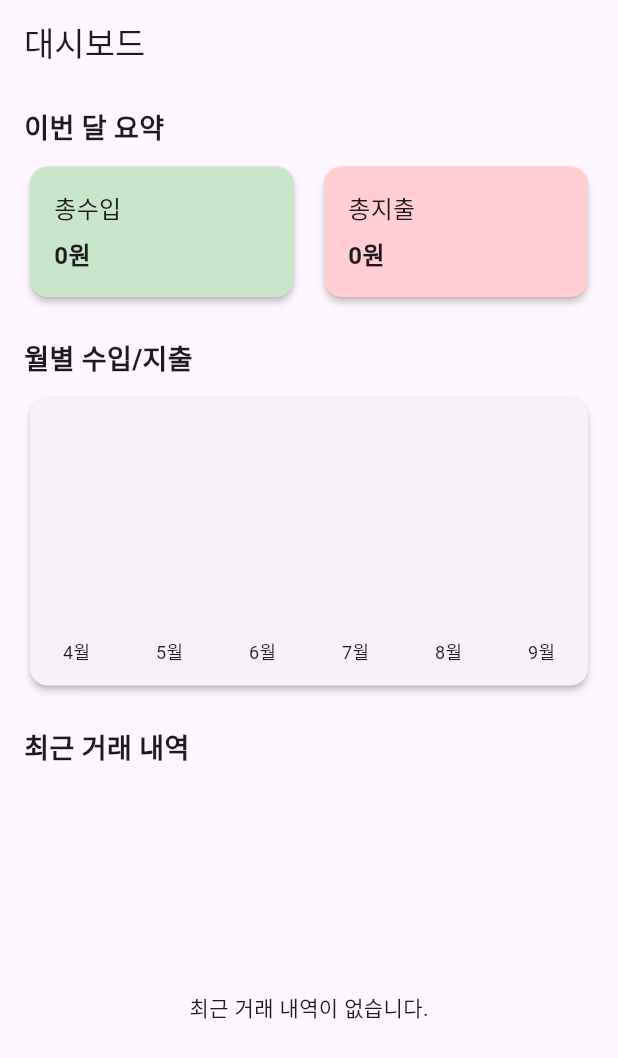
After one commit to WonsunOh/bookkeeping_fresh_start, a Flutter app: the DashboardScreen screen opened by its route, on a phone screen of 412 x 824 dp. The commit adds this screen. Shown: the top 1058 px of the screen. Run offline on Flutter 3.47's test engine with Material 3 defaults, Android fonts, the light colour scheme and no system bars; drawn by our look-alikes of fl_chart; our stand-ins replace cloud_firestore, drift, equatable, firebase_core, flutter_riverpod, go_router and 1 more; missing offline and left inert: sqlite3; accounts and stored records are empty; generated files the repository leaves out were written again.

Commit message:
UI개선-수입/지출 페이지 추가

```diff
--- a/lib/core/router.dart
+++ b/lib/core/router.dart
@@ -6,6 +6,7 @@ import '../data/models/account.dart';
 import '../data/models/repeating_transaction.dart';
 import '../data/models/transaction.dart';
 import '../features/budget/views/budget_screen.dart';
+import '../features/dashboard/views/dashboard_screen.dart';
 import '../features/financial_statements/views/financial_statement_screen.dart';
 import '../features/repeating_transactions/views/add_edit_repeating_transaction_screen.dart';
 import '../features/repeating_transactions/views/repeating_transaction_list_screen.dart';
@@ -24,6 +25,11 @@ final router = GoRouter(
       path: '/',
       name: 'home',
       builder: (context, state) => const HomeScreen(),
+    ),
+    GoRoute(
+      path: '/dashboard',
+      name: 'dashboard',
+      builder: (context, state) => const DashboardScreen(),
     ),
     GoRoute(
       path: '/transactions',
--- a/lib/features/dashboard/viewmodels/dashboard_viewmodel.dart
+++ b/lib/features/dashboard/viewmodels/dashboard_viewmodel.dart
@@ -1,9 +1,14 @@
 // lib/features/dashboard/viewmodels/dashboard_viewmodel.dart
 
+import 'package:fl_chart/fl_chart.dart';
+import 'package:flutter/material.dart';
 import 'package:flutter_riverpod/flutter_riverpod.dart';
 import 'package:collection/collection.dart';
+import 'package:intl/intl.dart';
 
 import '../../../core/enums.dart';
+import '../../../data/models/account.dart';
+import '../../../data/models/transaction.dart';
 import '../../transaction/viewmodels/account_provider.dart';
 import '../../transaction/viewmodels/transaction_viewmodel.dart';
 
@@ -15,6 +20,195 @@ class DashboardSummary {
 
   DashboardSummary({this.totalIncome = 0.0, this.totalExpense = 0.0});
 }
+
+// 외부 패키지 의존성 없이 안전하게 계정 정보를 찾는 함수
+Account? _findAccountById(List<Account> accounts, String id) {
+  try {
+    return accounts.firstWhere((account) => account.id == id);
+  } catch (e) {
+    return null;
+  }
+}
+
+// ⭐ [수정] 차트 데이터와 축 제목을 함께 담을 클래스
+class BarChartDataWithTitles {
+  final List<BarChartGroupData> barGroups;
+  final List<String> titles;
+
+  BarChartDataWithTitles({required this.barGroups, required this.titles});
+}
+
+// 월별 데이터를 담기 위한 모델 클래스
+class MonthlySummary {
+  final String monthLabel; // '10월', '11월' 등 차트에 표시될 라벨
+  double totalRevenue = 0;
+  double totalExpense = 0;
+
+  MonthlySummary({required this.monthLabel});
+}
+
+// 1. [기존 로직 개선] 이번 달 요약 정보 Provider
+final thisMonthSummaryProvider = Provider.autoDispose<AsyncValue<Map<String, double>>>((ref) {
+  final asyncTransactions = ref.watch(transactionProvider);
+  final asyncAccounts = ref.watch(accountsStreamProvider);
+
+  if (asyncTransactions is AsyncLoading || asyncAccounts is AsyncLoading) {
+    return const AsyncValue.loading();
+  }
+  final error = asyncTransactions.error ?? asyncAccounts.error;
+  if (error != null) {
+    return AsyncValue.error(error, StackTrace.current);
+  }
+
+  final transactions = asyncTransactions.value!;
+  final accounts = asyncAccounts.value!;
+
+  final now = DateTime.now();
+  final firstDayOfMonth = DateTime(now.year, now.month, 1);
+  final lastDayOfMonth = DateTime(now.year, now.month + 1, 0);
+
+  // 이번 달 거래만 필터링
+  final thisMonthTransactions = transactions.where((t) {
+    final tDate = DateUtils.dateOnly(t.date);
+    return !tDate.isBefore(firstDayOfMonth) && !tDate.isAfter(lastDayOfMonth);
+  }).toList();
+
+  double totalRevenue = 0;
+  double totalExpense = 0;
+
+  for (final transaction in thisMonthTransactions) {
+    for (final entry in transaction.entries) {
+      final account = _findAccountById(accounts, entry.accountId);
+      if (account == null) continue;
+
+      if (account.type == AccountType.revenue) {
+        totalRevenue += (entry.type == EntryType.credit ? entry.amount : -entry.amount);
+      } else if (account.type == AccountType.expense) {
+        totalExpense += (entry.type == EntryType.debit ? entry.amount : -entry.amount);
+      }
+    }
+  }
+
+  return AsyncValue.data({
+    'revenue': totalRevenue,
+    'expense': totalExpense,
+    'netIncome': totalRevenue - totalExpense,
+  });
+});
+
+
+// 2. ⭐ [수정] 월별 바 차트 Provider (데이터와 제목을 함께 반환)
+final monthlyBarChartProvider = Provider.autoDispose<AsyncValue<BarChartDataWithTitles>>((ref) {
+  final asyncTransactions = ref.watch(transactionProvider);
+  final asyncAccounts = ref.watch(accountsStreamProvider);
+
+  if (asyncTransactions is AsyncLoading || asyncAccounts is AsyncLoading) {
+    return const AsyncValue.loading();
+  }
+  final error = asyncTransactions.error ?? asyncAccounts.error;
+  if (error != null) {
+    return AsyncValue.error(error, StackTrace.current);
+  }
+
+  final transactions = asyncTransactions.value!;
+  final accounts = asyncAccounts.value!;
+  final now = DateTime.now();
+  final Map<String, MonthlySummary> summaries = {};
+
+  for (int i = 5; i >= 0; i--) {
+    final date = DateTime(now.year, now.month - i, 1);
+    final monthKey = DateFormat('yyyy-MM').format(date);
+    summaries[monthKey] = MonthlySummary(monthLabel: DateFormat('M월').format(date));
+  }
+
+  for (final transaction in transactions) {
+    final monthKey = DateFormat('yyyy-MM').format(transaction.date);
+    if (summaries.containsKey(monthKey)) {
+      for (final entry in transaction.entries) {
+        final account = _findAccountById(accounts, entry.accountId);
+        if (account == null) continue;
+        if (account.type == AccountType.revenue) {
+          summaries[monthKey]!.totalRevenue += (entry.type == EntryType.credit ? entry.amount : -entry.amount);
+        } else if (account.type == AccountType.expense) {
+          summaries[monthKey]!.totalExpense += (entry.type == EntryType.debit ? entry.amount : -entry.amount);
+        }
+      }
+    }
+  }
+
+  int x = 0;
+  final barGroups = summaries.values.map((summary) {
+    return BarChartGroupData(
+      x: x++,
+      barRods: [
+        BarChartRodData(toY: summary.totalExpense, color: Colors.redAccent, width: 14),
+        BarChartRodData(toY: summary.totalRevenue, color: Colors.greenAccent, width: 14),
+      ],
+    );
+  }).toList();
+
+  final titles = summaries.values.map((s) => s.monthLabel).toList();
+
+  // ⭐ 데이터와 제목을 함께 담은 객체를 반환
+  return AsyncValue.data(BarChartDataWithTitles(barGroups: barGroups, titles: titles));
+});
+
+
+// ⭐ [수정] 이제 거래 유형으로 EntryScreenType을 직접 사용합니다.
+class RecentTransactionInfo {
+  final Transaction transaction;
+  final EntryScreenType type;
+
+  RecentTransactionInfo({required this.transaction, required this.type});
+}
+
+
+
+
+// ⭐ [핵심 수정] 최근 거래 내역 Provider
+final recentTransactionsProvider = Provider.autoDispose<AsyncValue<List<RecentTransactionInfo>>>((ref) {
+  // 계정 정보를 알아야 거래 성격을 파악할 수 있으므로 함께 watch 합니다.
+  final asyncTransactions = ref.watch(transactionProvider);
+  final asyncAccounts = ref.watch(accountsStreamProvider);
+
+  if (asyncTransactions.isLoading || asyncAccounts.isLoading) {
+    return const AsyncValue.loading();
+  }
+  if (asyncTransactions.hasError || asyncAccounts.hasError) {
+    return AsyncValue.error(
+      asyncTransactions.error ?? asyncAccounts.error ?? 'Error',
+      StackTrace.current,
+    );
+  }
+
+  final transactions = asyncTransactions.value!;
+  final accounts = asyncAccounts.value!;
+
+  transactions.sort((a, b) => b.date.compareTo(a.date));
+
+  final mappedList = transactions.map((transaction) {
+    var type = EntryScreenType.transfer;
+
+    for (final entry in transaction.entries) {
+      final account = _findAccountById(accounts, entry.accountId);
+      if (account != null) {
+        if (entry.type == EntryType.debit && account.type == AccountType.expense) {
+          type = EntryScreenType.expense;
+          break;
+        }
+        if (entry.type == EntryType.credit && account.type == AccountType.revenue) {
+          type = EntryScreenType.income;
+        }
+      }
+    }
+    return RecentTransactionInfo(transaction: transaction, type: type);
+  }).toList();
+
+  // ⭐ 필터링 로직 추가: 거래 유형이 'transfer'가 아닌 것만 남깁니다.
+  final filteredList = mappedList.where((info) => info.type != EntryScreenType.transfer).toList();
+
+  return AsyncValue.data(filteredList);
+});
 
 // '이번 달'의 요약 데이터를 계산하는 Provider
 final dashboardSummaryProvider = Provider<AsyncValue<DashboardSummary>>((ref) {
--- /dev/null
+++ b/lib/features/dashboard/views/dashboard_screen.dart
@@ -0,0 +1,229 @@
+// lib/features/dashboard/views/dashboard_screen.dart
+
+import 'package:flutter/material.dart';
+import 'package:flutter_riverpod/flutter_riverpod.dart';
+import 'package:fl_chart/fl_chart.dart';
+import 'package:intl/intl.dart';
+
+import '../../../core/enums.dart';
+import '../viewmodels/dashboard_viewmodel.dart';
+
+class DashboardScreen extends ConsumerWidget {
+  const DashboardScreen({super.key});
+
+  @override
+  Widget build(BuildContext context, WidgetRef ref) {
+    final recentTransactionsAsync = ref.watch(recentTransactionsProvider);
+    final barChartAsyncData = ref.watch(monthlyBarChartProvider);
+    final thisMonthSummaryAsync = ref.watch(thisMonthSummaryProvider);
+
+    return Scaffold(
+      appBar: AppBar(
+        title: const Text('대시보드'),
+      ),
+      body:  Padding(
+        padding: const EdgeInsets.symmetric(horizontal: 16.0),
+        child: Column(
+          crossAxisAlignment: CrossAxisAlignment.start,
+          children: [
+            // --- 상단 고정 영역 ---
+            const SizedBox(height: 16),
+            const Text("이번 달 요약", style: TextStyle(fontSize: 18, fontWeight: FontWeight.bold)),
+            const SizedBox(height: 8),
+            thisMonthSummaryAsync.when(
+              data: (summary) => Row(
+                children: [
+                  Expanded(
+                    child: SummaryCard(
+                      title: '총수입',
+                      // 이제 AsyncValue가 아닌 double 값을 직접 전달합니다.
+                      amount: summary['revenue'] ?? 0,
+                      color: Colors.green.shade100,
+                    ),
+                  ),
+                  const SizedBox(width: 12),
+                  Expanded(
+                    child: SummaryCard(
+                      title: '총지출',
+                      amount: summary['expense'] ?? 0,
+                      color: Colors.red.shade100,
+                    ),
+                  ),
+                ],
+              ),
+              loading: () => const Center(child: CircularProgressIndicator()),
+              error: (e, s) => const Center(child: Text('요약 정보 로딩 실패')),
+            ),
+            const SizedBox(height: 24),
+
+            // 2. 월별 수입/지출 차트
+            const Text("월별 수입/지출", style: TextStyle(fontSize: 18, fontWeight: FontWeight.bold)),
+            const SizedBox(height: 8),
+            SizedBox(
+              height: 200,
+              child: Card(
+                elevation: 2,
+                shape: RoundedRectangleBorder(borderRadius: BorderRadius.circular(12)),
+                child: Padding(
+                  padding: const EdgeInsets.fromLTRB(16, 20, 16, 10),
+                  child: barChartAsyncData.when(
+                    data: (chartData) {
+                      return BarChart(
+                        BarChartData(
+                          alignment: BarChartAlignment.spaceBetween,
+                          barGroups: chartData.barGroups, // data.barGroups 사용
+                          titlesData: FlTitlesData(
+                            show: true,
+                            bottomTitles: AxisTitles(
+                              sideTitles: SideTitles(
+                                showTitles: true,
+                                reservedSize: 30,
+                                getTitlesWidget: (value, meta) {
+                                  final index = value.toInt();
+                                  if (index < 0 || index >= chartData.titles.length) {
+                                    return const SizedBox.shrink();
+                                  }
+                                  // data.titles 사용
+                                  return Padding(
+                                    padding: const EdgeInsets.only(top: 8.0),
+                                    child: Text(chartData.titles[index], style: const TextStyle(fontSize: 12)),
+                                  );
+                                },
+                              ),
+                            ),
+                            leftTitles: const AxisTitles(sideTitles: SideTitles(showTitles: false)),
+                            topTitles: const AxisTitles(sideTitles: SideTitles(showTitles: false)),
+                            rightTitles: const AxisTitles(sideTitles: SideTitles(showTitles: false)),
+                          ),
+                          borderData: FlBorderData(show: false),
+                          gridData: const FlGridData(show: false),
+                        ),
+                      );
+                    },
+                    loading: () => const Center(child: CircularProgressIndicator()),
+                    error: (e, s) => const Center(child: Text("차트 로딩 실패")),
+                  ),
+                ),
+              ),
+            ),
+            const SizedBox(height: 24),
+
+            // 3. 최근 거래 내역
+            const Text("최근 거래 내역", style: TextStyle(fontSize: 18, fontWeight: FontWeight.bold)),
+            const SizedBox(height: 8),
+            Expanded(
+              child: recentTransactionsAsync.when(
+                data: (transactionInfos) { // 이제 'RecentTransactionInfo' 리스트를 받습니다.
+                  if (transactionInfos.isEmpty) {
+                    return const Center(
+                      child: Padding(padding: EdgeInsets.all(20.0), child: Text('최근 거래 내역이 없습니다.')),
+                    );
+                  }
+                  return ListView.builder(
+                    itemCount: transactionInfos.length,
+                    itemBuilder: (context, index) {
+                      final info = transactionInfos[index];
+                      final transaction = info.transaction;
+                      final amount = transaction.entries.first.amount;
+
+                      final IconData iconData;
+                      final Color color;
+                      final String prefix;
+
+                      // ⭐ [핵심 수정] 이제 EntryScreenType을 직접 사용합니다.
+                      switch (info.type) {
+                        case EntryScreenType.expense:
+                          iconData = Icons.arrow_circle_down_outlined;
+                          color = Colors.redAccent;
+                          prefix = '-';
+                          break;
+                        case EntryScreenType.income:
+                          iconData = Icons.arrow_circle_up_outlined;
+                          color = Colors.green;
+                          prefix = '+';
+                          break;
+                        case EntryScreenType.transfer:
+                          iconData = Icons.swap_horiz_rounded;
+                          color = Colors.grey.shade700;
+                          prefix = '';
+                          break;
+                      }
+
+                      return Card(
+                        elevation: 1,
+                        margin: const EdgeInsets.symmetric(vertical: 4),
+                        child: ListTile(
+                          leading: Icon(iconData, color: color, size: 30),
+                          title: Text(transaction.description),
+                          subtitle: Text(DateFormat('M월 d일').format(transaction.date)),
+                          trailing: Text(
+                            '$prefix${NumberFormat.decimalPattern().format(amount)}원',
+                            style: TextStyle(
+                              fontWeight: FontWeight.bold,
+                              color: color,
+                              fontSize: 16,
+                            ),
+                          ),
+                        ),
+                      );
+                    },
+                  );
+                },
+                loading: () => const Center(child: CircularProgressIndicator()),
+                error: (e, s) => const Center(child: Text("거래 내역 로딩 실패")),
+              ),
+            ),
+          ],
+        ),
+      ),
+    );
+  }
+}
+
+
+// 요약 정보를 보여주는 재사용 가능한 카드 위젯
+class SummaryCard extends StatelessWidget {
+  final String title;
+ final double amount;
+  final Color color;
+
+  const SummaryCard({
+    super.key,
+    required this.title,
+    required this.amount,
+    required this.color,
+  });
+
+  @override
+  Widget build(BuildContext context) {
+    return Card(
+      color: color,
+      elevation: 2,
+      shape: RoundedRectangleBorder(borderRadius: BorderRadius.circular(12)),
+      child: Padding(
+        padding: const EdgeInsets.all(16.0),
+        child: Column(
+          crossAxisAlignment: CrossAxisAlignment.start,
+          children: [
+            Text(title, style: const TextStyle(fontSize: 16, fontWeight: FontWeight.w500)),
+            const SizedBox(height: 8),
+
+            // 금액을 표시하는 Text 위젯을 SizedBox와 FittedBox로 감싸줍니다.
+            SizedBox(
+              height: 24, // Text 위젯의 최대 높이를 고정합니다.
+              child: FittedBox(
+                fit: BoxFit.contain, // 공간에 맞게 내용(글자)을 축소합니다.
+                alignment: Alignment.centerLeft, // 왼쪽 정렬
+                child: Text(
+                  '${NumberFormat.decimalPattern().format(amount)}원',
+                  // 고정된 fontSize를 제거하고 스타일만 지정합니다.
+                  style: const TextStyle(fontWeight: FontWeight.bold),
+                ),
+              ),
+            ),
+          ],
+        ),
+      ),
+    );
+  }
+}
--- a/lib/features/transaction/views/home_screen.dart
+++ b/lib/features/transaction/views/home_screen.dart
@@ -8,8 +8,6 @@ import 'package:intl/intl.dart';
 import '../../../core/widgets/responsive_layout.dart';
 import '../../dashboard/viewmodels/account_balance_provider.dart';
 import '../../dashboard/viewmodels/dashboard_viewmodel.dart';
-import '../viewmodels/account_provider.dart';
-import '../viewmodels/transaction_viewmodel.dart';
 
 class HomeScreen extends ConsumerWidget {
   const HomeScreen({super.key});
@@ -23,7 +21,7 @@ class HomeScreen extends ConsumerWidget {
     return ResponsiveLayout(
       child: Scaffold(
         appBar: AppBar(
-          title: const Text('대시보드'),
+          title: const Text('회계장부 V1.0'),
           actions: [
             IconButton(
               icon: const Icon(Icons.pie_chart_outline),
@@ -45,15 +43,7 @@ class HomeScreen extends ConsumerWidget {
             ),
           ],
         ),
-        body: RefreshIndicator(
-          // 화면을 아래로 당기면 이 함수가 실행됩니다.
-          onRefresh: () async {
-            // 1. transactionProvider를 먼저 새로고침하고 기다립니다.
-            ref.refresh(transactionProvider);
-            // 2. accountsStreamProvider를 새로고침하고 기다립니다.
-            await ref.refresh(accountsStreamProvider.future);
-          },
-          child: ListView(
+        body: ListView(
           padding: const EdgeInsets.all(16.0),
           children: [
             // --- 이번 달 요약 카드 ---
@@ -79,6 +69,34 @@ class HomeScreen extends ConsumerWidget {
                 ),
               ),
             ),
+            const SizedBox(height: 16),
+            OutlinedButton.icon(
+              icon: const Icon(Icons.bar_chart),
+              label: const Text('상세 대시보드 보기'),
+              onPressed: () {
+                // 버튼을 누르면 '/dashboard' 경로로 이동합니다.
+                context.push('/dashboard');
+              },
+              style: OutlinedButton.styleFrom(
+                padding: const EdgeInsets.symmetric(vertical: 16),
+                textStyle: const TextStyle(fontSize: 16),
+              ),
+            ),
+            const SizedBox(height: 8), // 버튼 간 간격 추가
+
+            // --- 전체 거래내역 보기 버튼 ---
+             OutlinedButton.icon(
+                icon: const Icon(Icons.list_alt),
+                label: const Text('전체 거래내역 보기'),
+                onPressed: (){
+                  // 이전의 검색/필터 기능이 있는 화면으로 이동
+                  context.push('/transactions');
+                },
+                style: OutlinedButton.styleFrom(
+                  padding: const EdgeInsets.symmetric(vertical: 16),
+                  textStyle: const TextStyle(fontSize: 16),
+                ),
+             ),
             const SizedBox(height: 24),
             // --- 자산 현황 카드 ---
             Card(
@@ -99,22 +117,8 @@ class HomeScreen extends ConsumerWidget {
                 ),
               ),
             ),
-               const SizedBox(height: 24),
-               // --- 전체 거래내역 보기 버튼 ---
-               OutlinedButton.icon(
-                  icon: const Icon(Icons.list_alt),
-                  label: const Text('전체 거래내역 보기'),
-                  onPressed: (){
-                    // 이전의 검색/필터 기능이 있는 화면으로 이동
-                    context.push('/transactions');
-                  },
-                  style: OutlinedButton.styleFrom(
-                    padding: const EdgeInsets.symmetric(vertical: 16),
-                    textStyle: const TextStyle(fontSize: 16),
-                  ),
-               )
+
           ],
-          ),
         ),
         floatingActionButton: FloatingActionButton(
           onPressed: () => context.push('/entry'),
```
Lines whose indentation alone changed are shown as unchanged.
